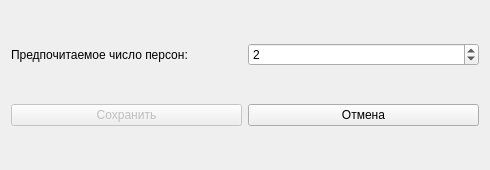
This is ui/settings.ui in chaykalla2026-lang/what_to_cook_Project as Qt 5 draws it before an edit. The edited form follows.
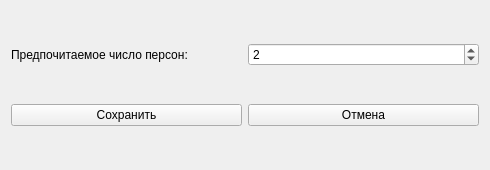
This is the edited form.

```diff
--- a/ui/settings.ui
+++ b/ui/settings.ui
@@ -49,10 +49,7 @@
         <string>Сохранить</string>
        </property>
        <property name="enabled">
-        <bool>false</bool>
-       </property>
-       <property name="toolTip">
-        <string>Будет подключено на следующем этапе</string>
+        <bool>true</bool>
        </property>
       </widget>
      </item>
```
Lines whose indentation alone changed are shown as unchanged.
